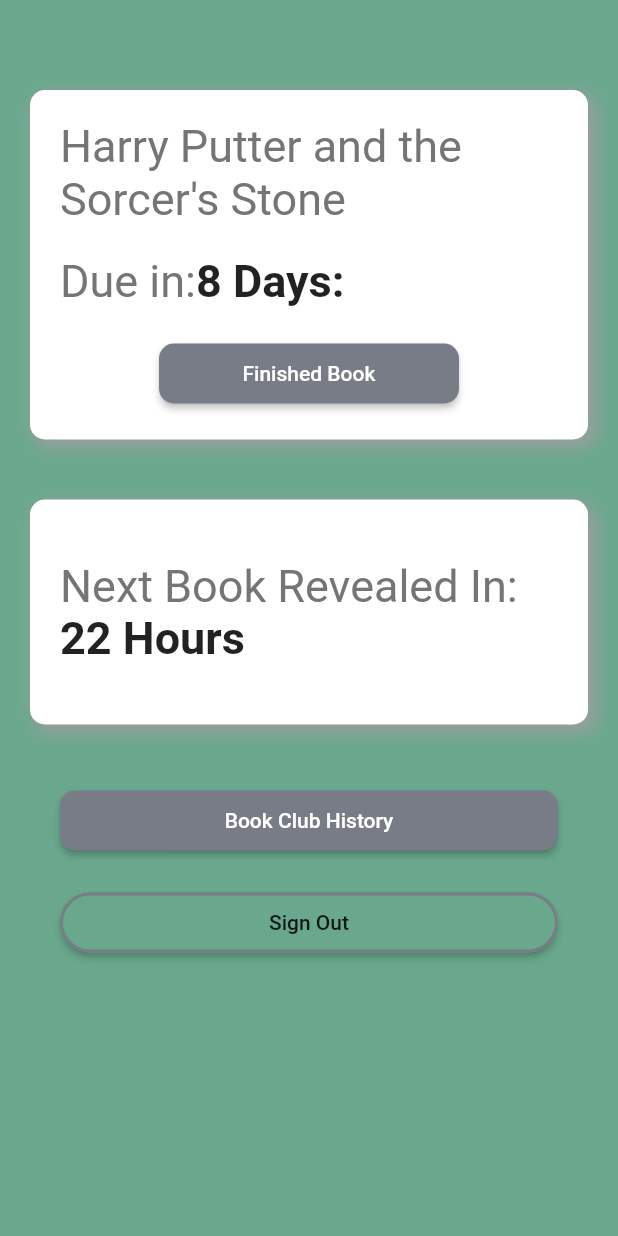
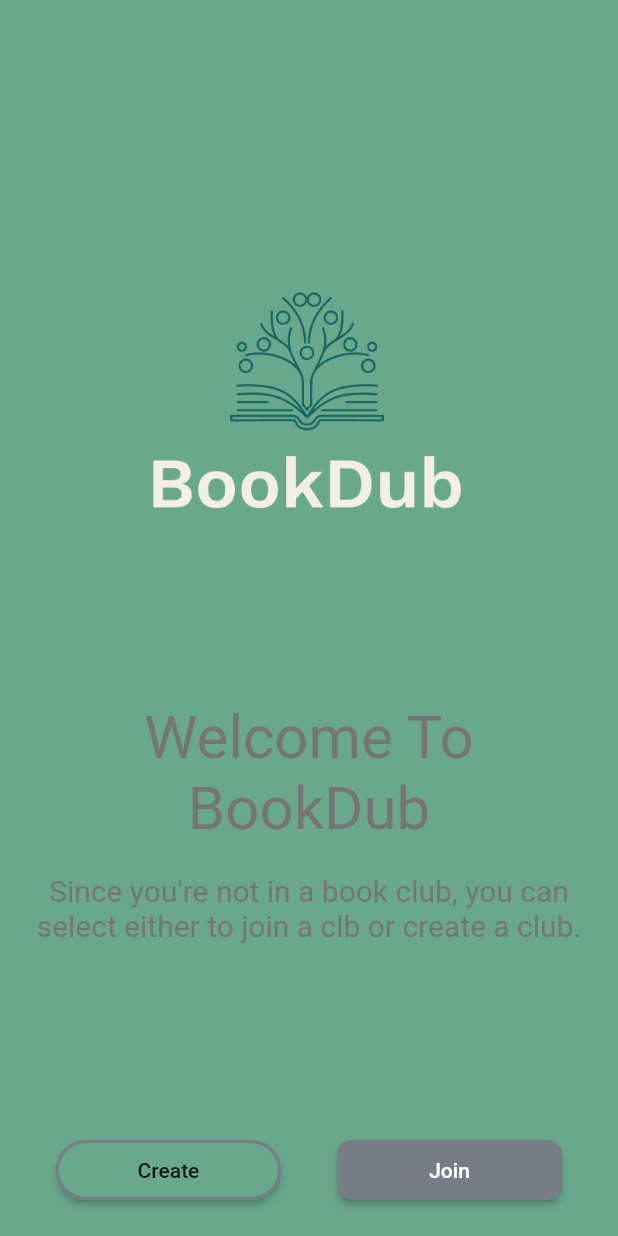
Before and after one commit to jhsc/BookDub, a Flutter app: the HomeScreen screen opened directly, after a tap on "Book Club History", on a phone screen of 412 x 824 dp. Run offline on Flutter 3.47's test engine with Material 2 defaults, Android fonts, the phone set to English and light mode, and no system bars; our stand-ins replace cloud_firestore, firebase_auth, firebase_core, google_sign_in; accounts and stored records are empty; network calls fail.

Commit message:
added no group screen

```diff
--- a/lib/screens/home/home.dart
+++ b/lib/screens/home/home.dart
@@ -1,3 +1,4 @@
+import 'package:book_dub/screens/no_group/no_group.dart';
 import 'package:book_dub/screens/root/root.dart';
 import 'package:book_dub/states/currentUser.dart';
 import 'package:book_dub/widgets/our_container.dart';
@@ -6,6 +7,15 @@ import 'package:provider/provider.dart';
 
 class HomeScreen extends StatelessWidget {
   const HomeScreen({Key key}) : super(key: key);
+
+  void _goToNoGroup(BuildContext context) {
+    Navigator.push(
+      context,
+      MaterialPageRoute(
+        builder: (context) => OurNoGroup(),
+      ),
+    );
+  }
 
   void _signOut(BuildContext context) async {
     CurrentUser _currentUser = Provider.of<CurrentUser>(context, listen: false);
@@ -115,7 +125,7 @@ class HomeScreen extends StatelessWidget {
               "Book Club History",
               style: TextStyle(color: Colors.white),
             ),
-            onPressed: () {},
+            onPressed: () => _goToNoGroup(context),
           ),
         ),
         Padding(
--- /dev/null
+++ b/lib/screens/no_group/no_group.dart
@@ -0,0 +1,72 @@
+import 'package:flutter/material.dart';
+
+class OurNoGroup extends StatelessWidget {
+  const OurNoGroup({Key key}) : super(key: key);
+
+  @override
+  Widget build(BuildContext context) {
+    void _goToJoin() {}
+    void _goToCreate() {}
+    return Scaffold(
+      body: Column(
+        children: <Widget>[
+          Spacer(
+            flex: 1,
+          ),
+          Padding(
+            padding: EdgeInsets.all(80.0),
+            child: Image.asset("assets/logo.png"),
+          ),
+          Padding(
+            padding: const EdgeInsets.symmetric(horizontal: 40),
+            child: Text(
+              "Welcome To BookDub",
+              textAlign: TextAlign.center,
+              style: TextStyle(fontSize: 40.0, color: Colors.grey[600]),
+            ),
+          ),
+          Padding(
+            padding: const EdgeInsets.all(20.0),
+            child: Text(
+              "Since you're not in a book club, you can select either to join a clb or create a club.",
+              textAlign: TextAlign.center,
+              style: TextStyle(fontSize: 20.0, color: Colors.grey[600]),
+            ),
+          ),
+          Spacer(
+            flex: 1,
+          ),
+          Padding(
+            padding: const EdgeInsets.symmetric(vertical: 20.0),
+            child: Row(
+              mainAxisAlignment: MainAxisAlignment.spaceEvenly,
+              children: <Widget>[
+                RaisedButton(
+                  child: Text("Create"),
+                  onPressed: () => _goToCreate(),
+                  color: Theme.of(context).canvasColor,
+                  shape: RoundedRectangleBorder(
+                    borderRadius: BorderRadius.circular(20.0),
+                    side: BorderSide(
+                      color: Theme.of(context).secondaryHeaderColor,
+                      width: 2,
+                    ),
+                  ),
+                ),
+                RaisedButton(
+                  child: Text(
+                    "Join",
+                    style: TextStyle(
+                      color: Colors.white,
+                    ),
+                  ),
+                  onPressed: () => _goToJoin(),
+                ),
+              ],
+            ),
+          )
+        ],
+      ),
+    );
+  }
+}
--- a/lib/utils/our_theme.dart
+++ b/lib/utils/our_theme.dart
@@ -30,7 +30,7 @@ class OurTheme {
       buttonTheme: ButtonThemeData(
         buttonColor: _darkerGrey,
         padding: EdgeInsets.symmetric(horizontal: 20.0),
-        minWidth: 200,
+        minWidth: 150,
         height: 40.0,
         shape: RoundedRectangleBorder(
           borderRadius: BorderRadius.circular(10.0),
```
